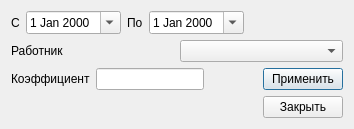
Old version of the form truncatepremdialog.ui in the repository Sergeyego/wire_zp.
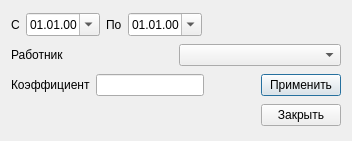
New version of the form. Custom widgets are drawn as their Qt base class.

```diff
--- a/truncatepremdialog.ui
+++ b/truncatepremdialog.ui
@@ -9,8 +9,8 @@
    <rect>
     <x>0</x>
     <y>0</y>
-    <width>354</width>
-    <height>116</height>
+    <width>352</width>
+    <height>141</height>
    </rect>
   </property>
   <property name="windowTitle">
@@ -28,6 +28,9 @@
      </item>
      <item>
       <widget class="QDateEdit" name="dateEdit_beg">
+       <property name="displayFormat">
+        <string>dd.MM.yy</string>
+       </property>
        <property name="calendarPopup">
         <bool>true</bool>
        </property>
@@ -42,6 +45,9 @@
      </item>
      <item>
       <widget class="QDateEdit" name="dateEdit_end">
+       <property name="displayFormat">
+        <string>dd.MM.yy</string>
+       </property>
        <property name="calendarPopup">
         <bool>true</bool>
        </property>
@@ -140,6 +146,13 @@
    </item>
   </layout>
  </widget>
+ <customwidgets>
+  <customwidget>
+   <class>DoubleLineEdit</class>
+   <extends>QLineEdit</extends>
+   <header>doublelineedit.h</header>
+  </customwidget>
+ </customwidgets>
  <resources/>
  <connections/>
 </ui>
```
Left out of the diff: 2 changed lines with no effect on the pictures.
